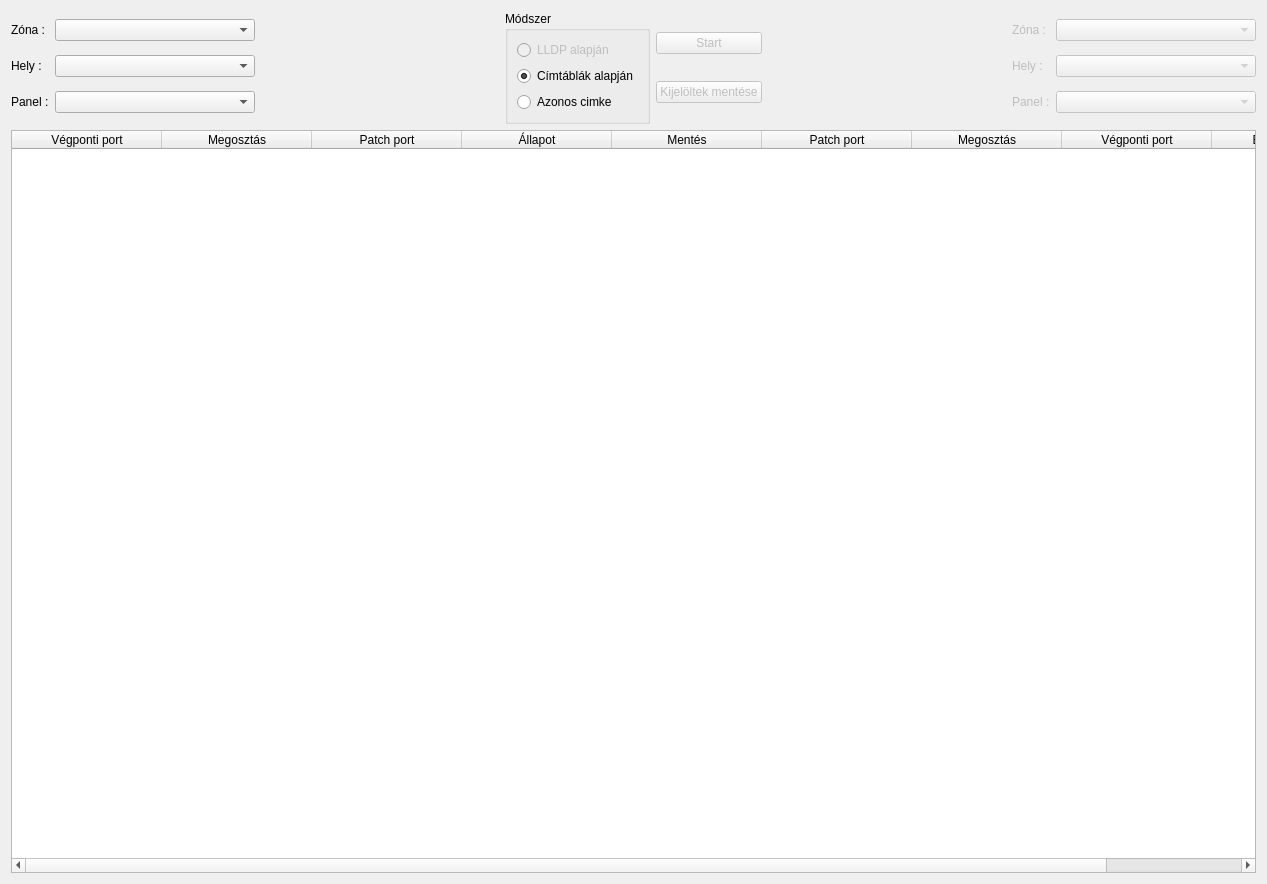
csikfer/lanview2, file lv2g/deducepatch.ui: the form before one commit.
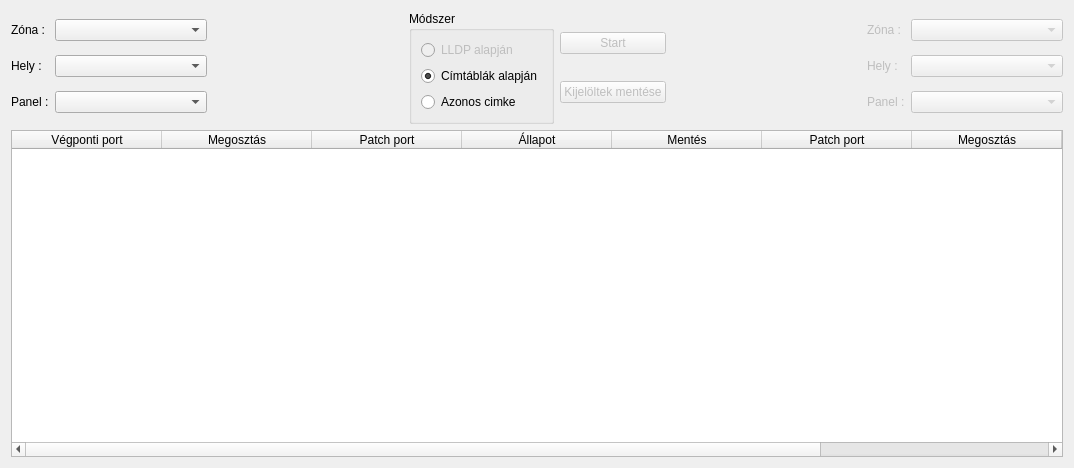
The form after the commit.

```diff
--- a/lv2g/deducepatch.ui
+++ b/lv2g/deducepatch.ui
@@ -6,8 +6,8 @@
    <rect>
     <x>0</x>
     <y>0</y>
-    <width>1267</width>
-    <height>884</height>
+    <width>1074</width>
+    <height>468</height>
    </rect>
   </property>
   <property name="windowTitle">
```
